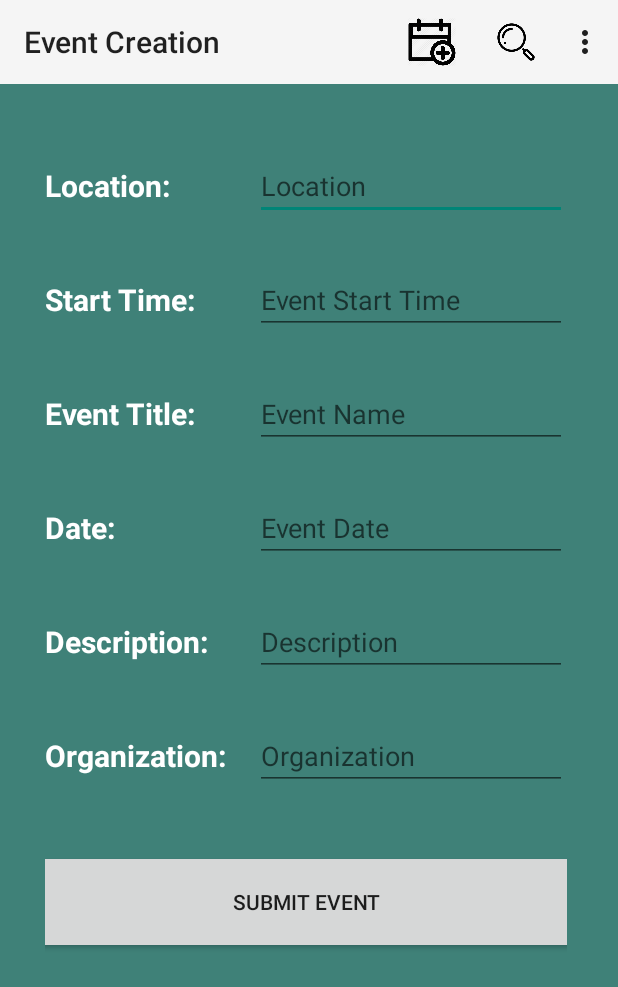
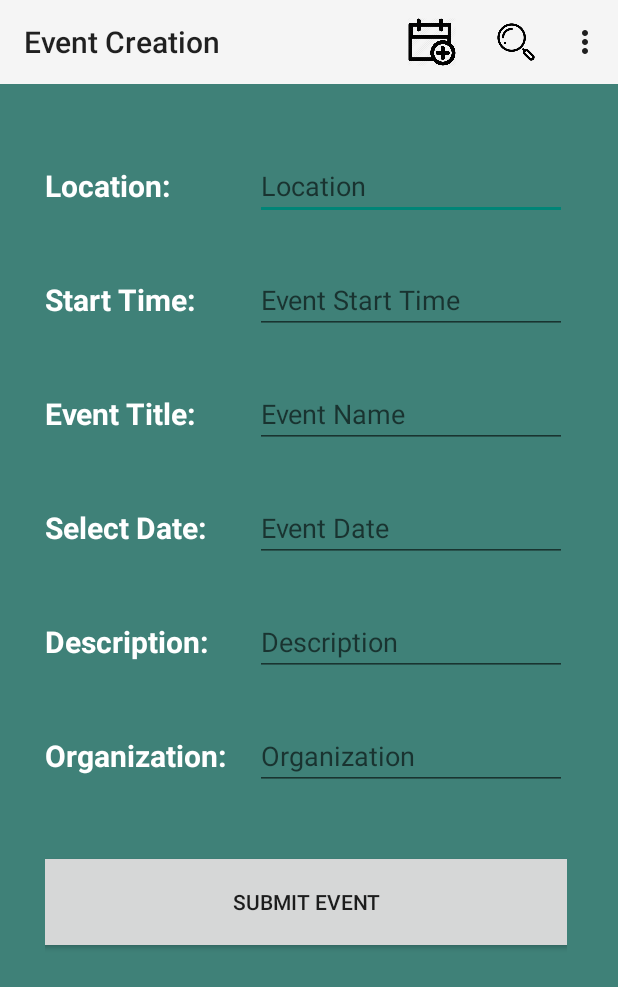
Before and after one commit to WSU-4110/College-Events-Calendar-, an Android app: the EventCreation screen opened directly, with no data from a screen before it, on a phone screen of 412 x 824 dp. Shown: the top 987 px of the screen. Run offline under Robolectric (Android 15) with nearby library versions, the phone set to English and light mode, and no system bars; our stand-ins replace Firebase (no records; nobody signed in at launch, a user with empty details on screens opened directly).

Commit message:
Changed Date entry from text to Date Picker for Event Creation to ensure that user cannot enter incorrect date

```diff
--- a/CampusConnect/app/src/main/java/com/example/campusconnect/EventCreation.java
+++ b/CampusConnect/app/src/main/java/com/example/campusconnect/EventCreation.java
@@ -1,15 +1,19 @@
 package com.example.campusconnect;
 
 
+import android.app.DatePickerDialog;
 import android.content.Intent;
 import android.os.Bundle;
 import android.os.Parcel;
 import android.os.Parcelable;
+import android.util.Log;
 import android.view.Menu;
 import android.view.MenuItem;
 import android.view.View;
 import android.widget.Button;
+import android.widget.DatePicker;
 import android.widget.EditText;
+import android.widget.TextView;
 import android.widget.Toast;
 
 import androidx.appcompat.app.AppCompatActivity;
@@ -19,6 +23,8 @@ import com.example.campusconnect.UI.Authentication.signIn;
 import com.example.campusconnect.UI.Authentication.signUp;
 import com.google.firebase.auth.FirebaseAuth;
 import com.google.firebase.firestore.FirebaseFirestore;
+
+import java.util.Calendar;
 
 
 class Event {
@@ -212,6 +218,11 @@ public class EventCreation extends AppCompatActivity{
 
     String EventName, location, startTime, date, desc, org;
 
+    private static final String TAG = "Event";
+
+    private TextView mDisplayDate;
+    private DatePickerDialog.OnDateSetListener mDateSetListener;
+
     EditText EventNameInput;
     EditText locationInput;
     EditText startTimeInput;
@@ -228,6 +239,35 @@ public class EventCreation extends AppCompatActivity{
     protected void onCreate(Bundle savedInstanceState) {
         super.onCreate(savedInstanceState);
         setContentView(R.layout.event_creation);
+
+        mDisplayDate = (TextView) findViewById(R.id.EventDate);
+
+        mDisplayDate.setOnClickListener(new View.OnClickListener() {
+            @Override
+            public void onClick(View v) {
+                Calendar cal = Calendar.getInstance();
+                int year = cal.get(Calendar.YEAR);
+                int month = cal.get(Calendar.MONTH);
+                int day = cal.get(Calendar.DAY_OF_MONTH);
+
+                DatePickerDialog dialog = new DatePickerDialog(
+                        EventCreation.this,
+                        android.R.style.Theme_DeviceDefault_Light_Dialog_MinWidth,
+                        mDateSetListener,
+                        year,month,day);
+                dialog.show();
+            }
+        });
+
+        mDateSetListener = new DatePickerDialog.OnDateSetListener() {
+            @Override
+            public void onDateSet(DatePicker view, int year, int month, int dayOfMonth) {
+                //Log.d(TAG, "onDateSet: date: " + month + "/" + dayOfMonth + "/" + year);
+                month = month +1;
+                String date = month + "/" + dayOfMonth + "/" + year;
+                mDisplayDate.setText(date);
+            }
+        };
 
         submitButton = (Button)findViewById(R.id.event_submit_button);
         submitButton.setOnClickListener(new View.OnClickListener() {
--- a/CampusConnect/app/src/main/res/layout/event_creation.xml
+++ b/CampusConnect/app/src/main/res/layout/event_creation.xml
@@ -132,15 +132,16 @@
             android:textSize="20dp"
             android:textColor="#fff"
             android:textStyle="bold"
-            android:text="Date:"/>
+            android:text="Select Date:"/>
 
-        <EditText
-            android:id="@+id/EventDate"
-            android:layout_width="wrap_content"
-            android:layout_height="wrap_content"
-            android:ems="10"
-            android:hint="@string/event_date"
-            android:inputType="date" />
+    <EditText
+        android:id="@+id/EventDate"
+        android:layout_width="wrap_content"
+        android:layout_height="wrap_content"
+        android:ems="10"
+        android:hint="@string/event_date"/>
+        <!--android:inputType="date"-->
+
     </LinearLayout>
 
     <LinearLayout
```
